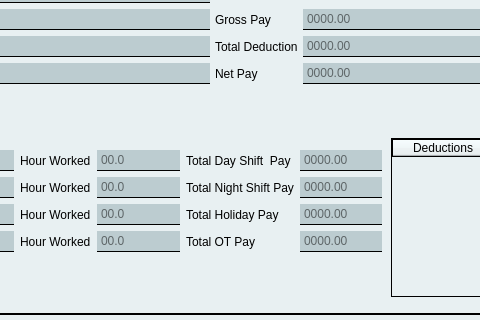
Above: mugna/assets/mainWindow.ui from chraem/Mugna before the change; both pictures show x 229 to 709 and y 155 to 475 of the 1166 by 566 pixel window. Below: the same form after it.
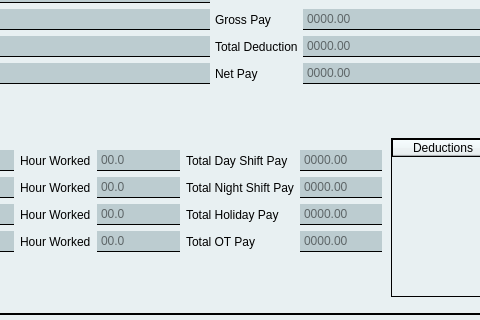
That is the form after the change. Icons and pictures are not drawn.

```diff
--- a/mugna/assets/mainWindow.ui
+++ b/mugna/assets/mainWindow.ui
@@ -899,7 +899,7 @@
                        <string notr="true">border: none;</string>
                       </property>
                       <property name="text">
-                       <string>Total Day Shift  Pay</string>
+                       <string>Total Day Shift Pay</string>
                       </property>
                      </widget>
                     </item>
```
